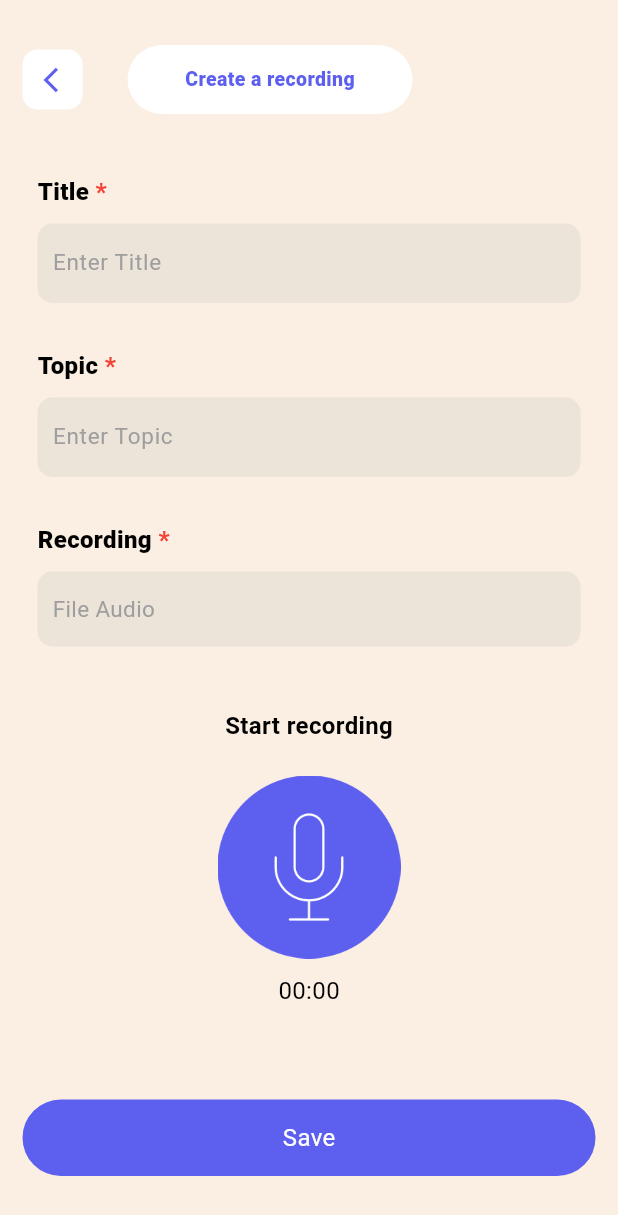
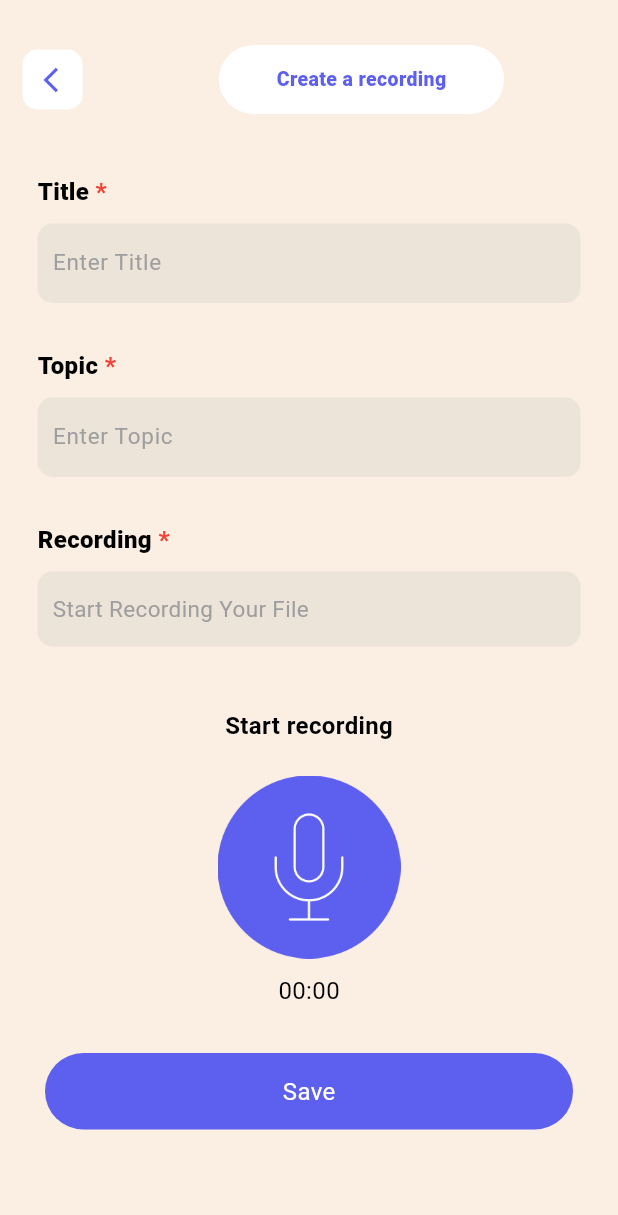
Before and after one commit to KeerthikaChokkalingam/Voide_Memos, a Flutter app: the NewRecordingScreen screen opened directly, after a tap on an icon or button, on a phone screen of 412 x 824 dp. Shown: the top 1215 px of the screen. Run offline on Flutter 3.47's test engine with Material 3 defaults, Android fonts, the phone set to English and light mode, and no system bars; drawn by our look-alikes of flutter_bounceable; our stand-ins replace cross_file, hive, just_audio, permission_handler, share_plus; missing offline and left inert: record; accounts and stored records are empty; statements that could not run were skipped.

Commit message:
commit with recorder share functionality , error handling

```diff
--- a/sampleapp/lib/create_recording_screen.dart
+++ b/sampleapp/lib/create_recording_screen.dart
@@ -2,13 +2,15 @@ import 'dart:async';
 import 'package:flutter/material.dart';
 import 'package:flutter/services.dart';
 import 'package:flutter_bounceable/flutter_bounceable.dart';
+import 'package:hive/hive.dart';
 import 'package:just_audio/just_audio.dart';
 import 'package:path_provider/path_provider.dart';
 import 'package:permission_handler/permission_handler.dart';
 import 'package:record/record.dart';
 
 class CreateRecordingScreen extends StatefulWidget {
-const CreateRecordingScreen({super.key});
+  final int tappedIndex;
+ const CreateRecordingScreen({super.key,this.tappedIndex = -1});
 
 @override
 State<CreateRecordingScreen> createState() => CreateRecordingScreenState();
@@ -30,10 +32,23 @@ final TextEditingController _firstController = TextEditingController();
 final TextEditingController _secondController = TextEditingController();
 bool isPlaying = false;
 bool isPaused = false;
+final box = Hive.box('recordingsListData');
+bool isEditing = false;
+List userList = Hive.box('recordingsListData').get('recordingsList', defaultValue: []);
 
 @override
 void initState(){
   super.initState();
+  if(widget.tappedIndex != -1){
+    var selectedValue = userList[widget.tappedIndex];
+    _secondController.text = selectedValue["topicName"].toString();
+    recordedFilePath = selectedValue["recordedStringFilePath"].toString();
+    _firstController.text = selectedValue["titleName"].toString();
+    isEditing = true;
+  } else {
+    _firstController.text = "";
+    _secondController.text = "";
+  }
   _audioPlayer = AudioPlayer();
   _audioPlayer.playerStateStream.listen((state) {
     if (state.processingState == ProcessingState.completed) {
@@ -43,8 +58,6 @@ void initState(){
       });
     }
   });
-  _firstController.text = "";
-  _secondController.text = "";
 }
 @override
 void dispose(){
@@ -96,14 +109,12 @@ void dispose(){
                   padding: const EdgeInsets.only(top: 45),
                   child: Center(child: startRecording()),
                 ),
+                Padding(
+                  padding: const EdgeInsets.only(bottom: 40,left: 15,right: 15,top: 30),
+                  child: saveButton(),
+                ),
               ],
             ),
-          ),
-          Positioned(
-            bottom: 40,
-            left: 15,
-            right: 15,
-            child: saveButton(),
           ),
         ],
       ),
@@ -112,10 +123,11 @@ void dispose(){
 
 Widget topBackButtonTitle() {
   return Row(
+    mainAxisAlignment: MainAxisAlignment.spaceBetween,
     crossAxisAlignment: CrossAxisAlignment.center,
     children: [
       Bounceable(onTap: () {
-        Navigator.of(context).pop();
+        Navigator.of(context).pop(true);
       }, child:
       Container(
         height: 40,
@@ -157,7 +169,29 @@ Widget topBackButtonTitle() {
             ),
           ),
         ),
-      )
+      ),
+      Visibility(
+        visible: isEditing,
+        child: Bounceable(onTap: () {
+          deleteUser(widget.tappedIndex);
+        }, child:
+        Container(
+          height: 40,
+          width: 40,
+          decoration: BoxDecoration(
+              color: Colors.white,
+              borderRadius: BorderRadius.circular(10)
+          ),
+          child: const Center(
+            child: Icon(
+              Icons.delete,
+              color: Color(0xFF5D5FEF),
+              size: 20,
+            ),
+          ),
+
+        ),),
+      ),
     ],
   );
 }
@@ -232,7 +266,7 @@ Widget recorderField() {
         crossAxisAlignment: CrossAxisAlignment.center,
         mainAxisAlignment: MainAxisAlignment.spaceBetween,
         children: [
-           Text((recordedFilePath != null && _firstController.text.isNotEmpty) ? "${_firstController.text} Audio File" :"File Audio",style: const TextStyle(
+           Text((recordedFilePath != null && _firstController.text.isNotEmpty) ? "${_firstController.text} Audio File" :"Start Recording Your File",style: const TextStyle(
             color: Colors.grey,
             fontSize: 15,
             fontWeight: FontWeight.normal,
@@ -280,10 +314,12 @@ Widget recorderField() {
           ),
           Bounceable(
             onTap: () {
-              print("tapped delete");
+              setState(() {
+                recordedFilePath = null;
+              });
             },
             child: Visibility(
-              visible: recordedFilePath != null,
+              visible: recordedFilePath != null ,
               child: const Padding(
                 padding: EdgeInsets.only(left: 10.0),
                 child: Icon(Icons.delete,
@@ -369,13 +405,13 @@ void showSettingsDialog(BuildContext context) {
       content: const Text("Please enable microphone permission from settings."),
       actions: [
         TextButton(
-          onPressed: () => Navigator.pop(context), // Close dialog
+          onPressed: () => Navigator.of(context).pop(true),
           child: const Text("Cancel"),
         ),
         TextButton(
           onPressed: () {
             openAppSettings(); // Open device settings
-            Navigator.pop(context);
+            Navigator.of(context).pop(true);
           },
           child: const Text("Open Settings"),
         ),
@@ -457,12 +493,49 @@ Future<void> _stopRecording() async {
 }
 
 
-
+void addUserValue(String titleName,String topicName,String recordedStringFilePath) {
+  final existingList = box.get('recordingsList', defaultValue: []) as List;
+    existingList.add({'titleName': titleName,'topicName': topicName,'recordedStringFilePath':recordedStringFilePath});
+    box.put('recordingsList', existingList);
+}
+void deleteUser(int index) {
+  final box = Hive.box('recordingsListData');
+  final userList = box.get('recordingsList', defaultValue: []) as List;
+  userList.removeAt(index);
+  box.put('recordingsList', userList);
+  Navigator.of(context).pop(true);
+}
+void editUser(int index, String titleName,String topicName,String recordedStringFilePath) {
+  final box = Hive.box('recordingsListData');
+  final userList = box.get('recordingsList', defaultValue: []) as List;
+  userList[index]['titleName'] = titleName;
+  userList[index]['topicName'] = topicName;
+  userList[index]['recordedStringFilePath'] = recordedStringFilePath;
+  box.put('recordingsList', userList);
+}
 Widget saveButton(){
     return Bounceable(
       onTap: () {
         if (recordedFilePath != null && _firstController.text != "" && _secondController.text != "") {
-          // You can navigate or store file
+          if (isEditing) {
+            if (userList[widget.tappedIndex]["titleName"].toString() != (_firstController.text) || userList[widget.tappedIndex]["topicName"].toString() != (_secondController.text) || userList[widget.tappedIndex]["recordedStringFilePath"].toString() != (recordedFilePath.toString())){
+              editUser(widget.tappedIndex,_firstController.text, _secondController.text,
+                  recordedFilePath!);
+              Navigator.of(context).pop(true);
+            } else {
+              ScaffoldMessenger.of(context).showSnackBar(
+                const SnackBar(content: Text("The same Recording already exists",style: TextStyle(color: Colors.black,),textAlign: TextAlign.center,),
+                  backgroundColor: Color(0xFFECE3A3),
+                  behavior: SnackBarBehavior.floating,
+                  margin: EdgeInsets.only(bottom: 80,left: 10,right: 10),
+                ),
+              );
+            }
+          } else {
+            addUserValue(_firstController.text, _secondController.text,
+                recordedFilePath!);
+            Navigator.of(context).pop(true);
+          }
         } else {
           ScaffoldMessenger.of(context).showSnackBar(
             const SnackBar(content: Text("Please fill all the Required field",style: TextStyle(color: Colors.black,),textAlign: TextAlign.center,),
--- a/sampleapp/lib/recordings_dashboard_screen.dart
+++ b/sampleapp/lib/recordings_dashboard_screen.dart
@@ -1,7 +1,9 @@
 import 'package:flutter/material.dart';
 import 'package:flutter_bounceable/flutter_bounceable.dart';
-
+import 'package:hive/hive.dart';
+import 'package:share_plus/share_plus.dart';
 import 'create_recording_screen.dart';
+import 'package:cross_file/cross_file.dart';
 
 class NewRecordingScreen extends StatefulWidget {
   const NewRecordingScreen({super.key});
@@ -11,14 +13,15 @@ class NewRecordingScreen extends StatefulWidget {
 }
 
 class _NewRecordingScreenState extends State<NewRecordingScreen> {
+  List userList = Hive.box('recordingsListData').get('recordingsList', defaultValue: []);
+
   @override
   Widget build(BuildContext context) {
-    int recordingsCount  = 0;
     return Scaffold(
       body: Column(
         children: [
           headerWidget(),
-          Expanded(child: recorderWidget(recordingsCount)),
+          Expanded(child: recorderWidget(userList.length)),
         ],
       ),
     );
@@ -26,12 +29,8 @@ class _NewRecordingScreenState extends State<NewRecordingScreen> {
 
   Widget headerWidget() {
     final screenWidth = MediaQuery.of(context).size.width;
-    final screenHeight = MediaQuery.of(context).size.height;
-
     final double firstImageWidth = screenWidth * 0.38;
     final double firstImageHeight = firstImageWidth * (202 / 197);
-    final double secondImageWidth = screenWidth * 0.8;
-    final double secondImageHeight = secondImageWidth * (320 / 320);
 
     return Container(
       height: 300,
@@ -57,7 +56,15 @@ class _NewRecordingScreenState extends State<NewRecordingScreen> {
                 padding: const EdgeInsets.only(top: 40.0, right: 20.0),
                 child: Bounceable(
                   onTap: () {
-                    Navigator.of(context).push(MaterialPageRoute(builder: (context) => const CreateRecordingScreen()));
+                    Navigator.of(context).push(
+                      MaterialPageRoute(builder: (context) => const CreateRecordingScreen()),
+                    ).then((value) {
+                      if (value == true) {
+                        setState(() {
+                          userList = Hive.box('recordingsListData').get('recordingsList', defaultValue: []);
+                        });
+                      }
+                    });
                   },
                   child: Container(
                     width: 91,
@@ -81,36 +88,37 @@ class _NewRecordingScreenState extends State<NewRecordingScreen> {
               )
             ],
           ),
-          Row(
+          SizedBox(
+            width: double.infinity,
+            height: 200,
+            child: Stack(
               children: [
-              Positioned(
-                left: screenWidth * 0.03 + (firstImageWidth * 0.30),
-                top: screenHeight * 0.45 - (secondImageHeight / 1.9),
-                child: const Padding(
-                  padding: EdgeInsets.only(left: 8.0),
+                const Positioned(
+                  left: 16, // adjust based on your design
+                  top: 40,
                   child: Text(
                     'Record your \nAssignment',
                     style: TextStyle(
                       color: Colors.white,
                       fontSize: 41,
-                        fontWeight: FontWeight.w900),
+                      fontWeight:FontWeight.w900,
                     ),
                   ),
                 ),
                 Positioned(
-                left: screenWidth * 0.03 + (firstImageWidth * 0.25),
-                top: screenHeight * 0.45 - (secondImageHeight / 1.9),
-                child: Padding(
-                  padding: const EdgeInsets.only(right: 8.0),
+                  right: 16, // adjust based on your design
+                  top: 20,
                   child: Image.asset(
                     'assets/images/Books-And-Headset.png',
-                    width: firstImageWidth,
-                    height: firstImageHeight,
-                  ),
+                    width: firstImageWidth,  // adjust width
+                    height: firstImageHeight, // adjust height
+                    fit: BoxFit.contain,
                   ),
                 ),
               ],
+            ),
           )
+
         ],
       ),
     );
@@ -132,14 +140,28 @@ class _NewRecordingScreenState extends State<NewRecordingScreen> {
         Container(
           padding: const EdgeInsets.only(top: 40,bottom: 30),
           child: ListView.builder(
-            itemCount: 0,
+            itemCount: userList.length,
             itemBuilder: (BuildContext context, int index) {
+              final item = userList[index];
               return Column(
                   children: <Widget>[
-                    Padding(
+                    Bounceable(
+    onTap: () {
+                Navigator.of(context).push(
+                  MaterialPageRoute(builder: (context) =>  CreateRecordingScreen(tappedIndex: index)),
+                ).then((value) {
+                  if (value == true) {
+                    setState(() {
+                      userList = Hive.box('recordingsListData').get('recordingsList', defaultValue: []);
+                    });
+                  }
+                });
+              },
+                      child: Padding(
                         padding: EdgeInsets.only(top:index == 0 ? 0 : 10.0,bottom:  index == 30 ? 50.0 : 10.0,left: 15.0,right: 15.0),
                         child:
-                      recordCard(),
+                        recordCard(item['titleName'],item['topicName'],item["recordedStringFilePath"]),
+                      ),
                     ),
                     ]);
           },
@@ -184,7 +206,15 @@ class _NewRecordingScreenState extends State<NewRecordingScreen> {
       child: Center(
         child: Bounceable(
           onTap: () {
-            Navigator.of(context).push(MaterialPageRoute(builder: (context) => const CreateRecordingScreen()));
+            Navigator.of(context).push(
+              MaterialPageRoute(builder: (context) =>  const CreateRecordingScreen()),
+            ).then((value) {
+              if (value == true) {
+                setState(() {
+                  userList = Hive.box('recordingsListData').get('recordingsList', defaultValue: []);
+                });
+              }
+            });
           },
           child: const Text(
             '   +  New Recording   ',
@@ -236,7 +266,7 @@ class _NewRecordingScreenState extends State<NewRecordingScreen> {
     );
   }
 
-  Widget recordCard() {
+  Widget recordCard(String recorderName,String recorderTopic,String recorderPath) {
     return Container(
           height: 100,
     padding: const EdgeInsets.symmetric(horizontal: 16, vertical: 12),
@@ -244,7 +274,7 @@ class _NewRecordingScreenState extends State<NewRecordingScreen> {
     color: Colors.white,
     borderRadius: BorderRadius.circular(12),
     ),
-    child: const Row(
+    child:  Row(
     children: [
     Expanded(
     flex: 6,
@@ -253,18 +283,18 @@ class _NewRecordingScreenState extends State<NewRecordingScreen> {
     mainAxisAlignment: MainAxisAlignment.center,
     children: [
     Text(
-    "Assignment Name",
-    style: TextStyle(
+      recorderName,
+    style: const TextStyle(
     fontWeight: FontWeight.bold,
     fontSize: 18,
     color: Colors.black,
     ),
     ),
     Padding(
-      padding: EdgeInsets.only(top: 10.0),
+      padding: const EdgeInsets.only(top: 10.0),
       child: Text(
-      "Topic",
-      style: TextStyle(
+        recorderTopic,
+      style: const TextStyle(
         fontWeight: FontWeight.normal,
       fontSize: 13,
       color: Color(0xFF7B88E0),
@@ -274,12 +304,22 @@ class _NewRecordingScreenState extends State<NewRecordingScreen> {
     ],
     ),
     ),
-    CircleAvatar(
+    Bounceable(
+      onTap: () async {
+        final result = await Share.shareXFiles(
+          [XFile(recorderPath)],
+          text: recorderName,
+          subject: recorderTopic,
+        );
+        print(result);
+      },
+      child: const CircleAvatar(
       backgroundColor: Color(0xFF5D5FEF),
       radius: 20,
       child: Icon(
-    Icons.play_arrow,
+      Icons.share,
       color: Colors.white,
+      ),
       ),
     ),
     ],
--- a/sampleapp/pubspec.yaml
+++ b/sampleapp/pubspec.yaml
@@ -36,6 +36,9 @@ dependencies:
   permission_handler: ^10.0.0
   path_provider: ^2.1.2
   just_audio: ^0.9.36
+  hive: ^2.2.3
+  share_plus: ^4.5.0
+  cross_file: ^0.3.4+2
 
   # The following adds the Cupertino Icons font to your application.
   # Use with the CupertinoIcons class for iOS style icons.
```
Also changed, not shown: sampleapp/lib/main.dart (+7 -1 lines), 1 other file. Lines whose indentation alone changed are shown as unchanged.
